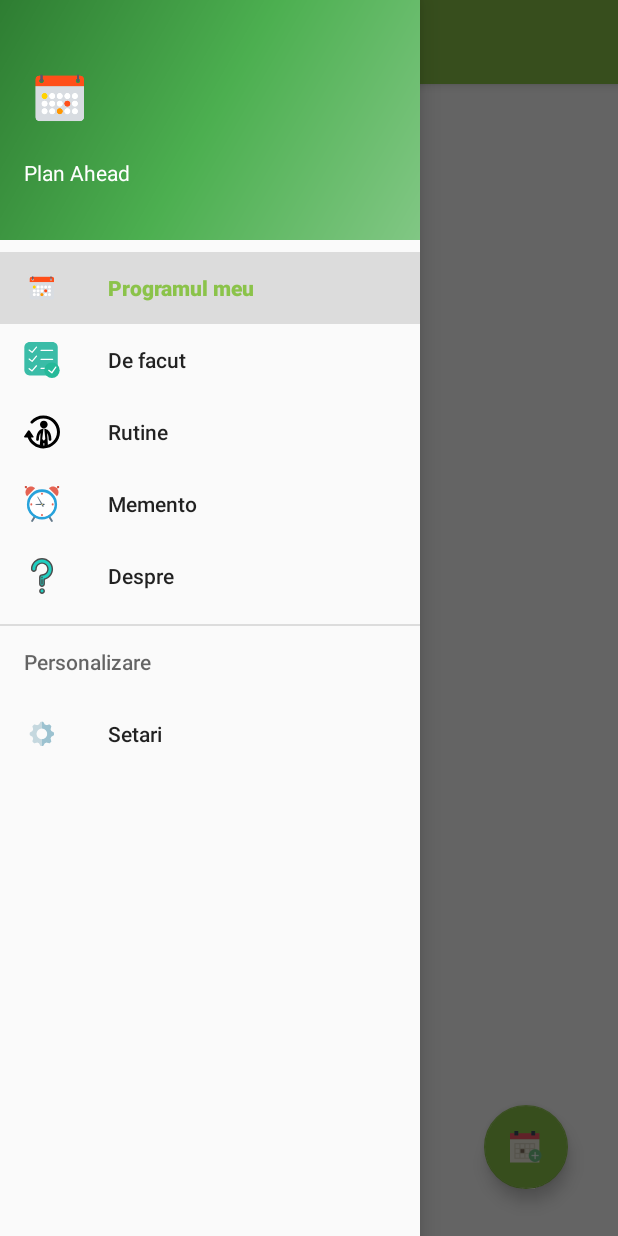
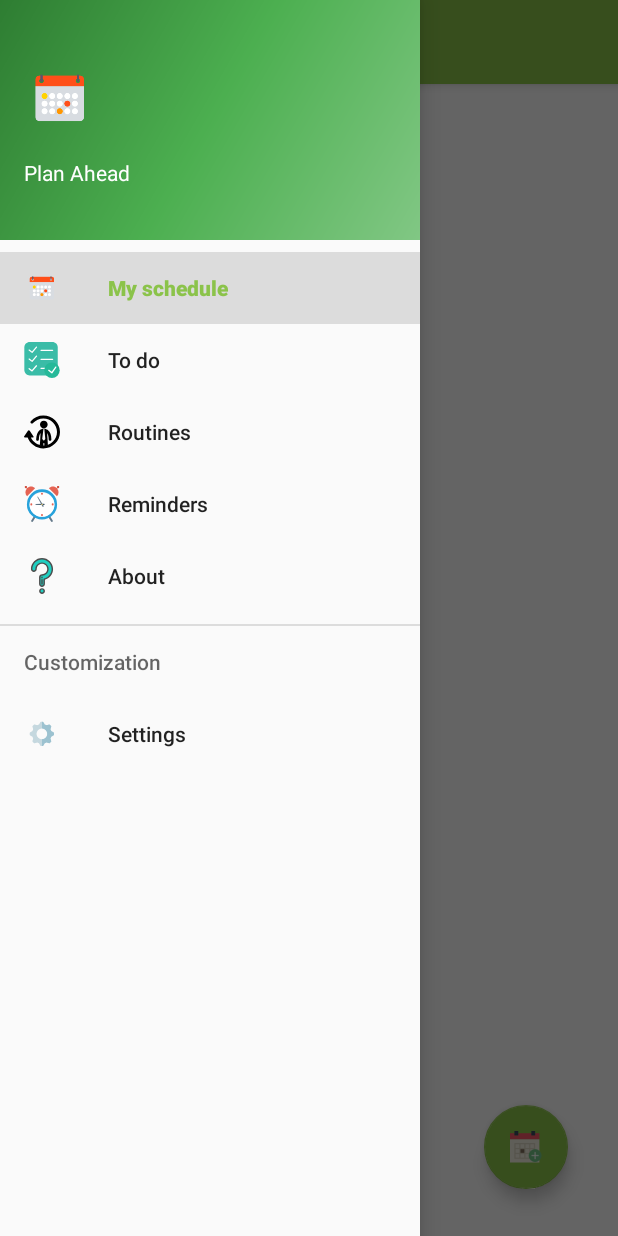
Before and after one commit to MihaiChirculete/PlanAhead, an Android app: the screen it shows after launch (MainActivity), with the side drawer open, on a phone screen of 412 x 824 dp. Run offline under Robolectric (Android 15) with nearby library versions, the phone set to English and light mode, and no system bars; libraries missing offline, so code that uses them is left out: com.alamkanak.weekview; plain views replace WeekView; 6 statements that could not run were skipped.

Commit message:
Added translations

```diff
--- a/app/src/main/res/menu/activity_main_drawer.xml
+++ b/app/src/main/res/menu/activity_main_drawer.xml
@@ -5,35 +5,31 @@
         <item
             android:id="@+id/nav_my_schedule"
             android:icon="@mipmap/ic_calendar"
-            android:title="Programul meu" />
+            android:title="@string/nav_my_schedule" />
         <item
             android:id="@+id/nav_to_do_list"
             android:icon="@drawable/ic_to_do_list"
-            android:iconTint = "@color/colorPrimary"
-            android:title="De facut" />
+            android:title="@string/nav_to_do_list" />
         <item
             android:id="@+id/nav_routines"
             android:icon="@drawable/ic_routine"
-            android:iconTint = "@color/colorPrimary"
-            android:title="Rutine" />
+            android:title="@string/nav_routines" />
         <item
             android:id="@+id/nav_reminders"
             android:icon="@drawable/ic_reminders"
-            android:iconTint = "@color/colorPrimary"
-            android:title="Memento" />
+            android:title="@string/nav_reminders" />
         <item
             android:id="@+id/nav_about"
             android:icon="@drawable/ic_about"
-            android:iconTint = "@color/colorPrimary"
-            android:title="Despre" />
+            android:title="@string/nav_about" />
     </group>
 
-    <item android:title="Personalizare">
+    <item android:title="@string/nav_group_customize">
         <menu>
             <item
                 android:id="@+id/nav_settings"
                 android:icon="@mipmap/ic_settings"
-                android:title="Setari" />
+                android:title="@string/nav_settings" />
         </menu>
     </item>
 
--- a/app/src/main/res/menu/main.xml
+++ b/app/src/main/res/menu/main.xml
@@ -4,6 +4,6 @@
     <item
         android:id="@+id/action_settings"
         android:orderInCategory="100"
-        android:title="@string/action_settings"
+        android:title="@string/nav_settings"
         app:showAsAction="never" />
 </menu>
--- a/app/src/main/res/values/strings.xml
+++ b/app/src/main/res/values/strings.xml
@@ -4,9 +4,17 @@
     <string name="navigation_drawer_open">Open navigation drawer</string>
     <string name="navigation_drawer_close">Close navigation drawer</string>
 
-    <string name="action_settings">Settings</string>
+    <string name="nav_settings">Settings</string>
 
     <string name="not_implemented">Not implemented yet!</string>
-    <string name="to_do_list">De facut</string>
+    <string name="nav_to_do_list">To do</string>
+
+    <string name="year">Year</string>
+    <string name="month">Month</string>
+    <string name="nav_my_schedule">My schedule</string>
+    <string name="nav_routines">Routines</string>
+    <string name="nav_reminders">Reminders</string>
+    <string name="nav_about">About</string>
+    <string name="nav_group_customize">Customization</string>
 
 </resources>
```
Also changed, not shown: 1 other file.
